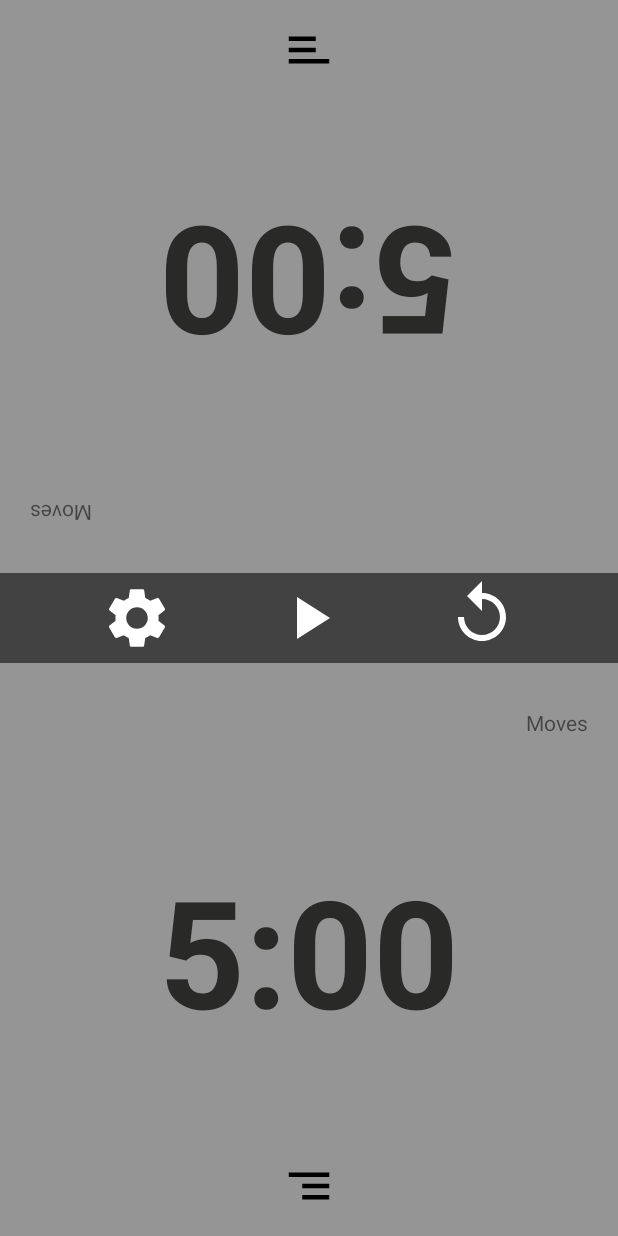
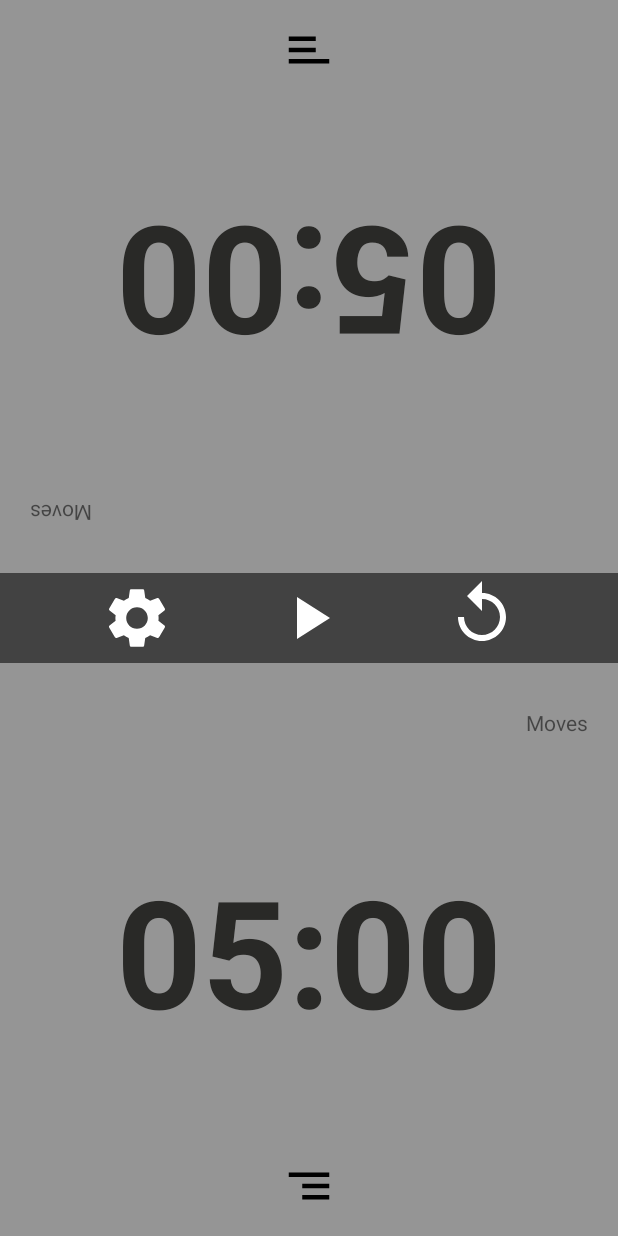
Before and after one commit to Zefer97/ChessApp, an Android app: the screen it shows after launch (MainActivity), on a phone screen of 412 x 824 dp. Run offline under Robolectric (Android 15) with nearby library versions, the phone set to English and light mode, and no system bars.

```diff
--- a/app/src/main/res/layout/activity_main.xml
+++ b/app/src/main/res/layout/activity_main.xml
@@ -27,7 +27,7 @@
             android:id="@+id/textButton1"
             android:layout_width="wrap_content"
             android:layout_height="wrap_content"
-            android:text="@string/_5_00"
+            android:text="@string/_05_00"
             android:textColor="#292927"
             android:textStyle="bold"
             android:textSize="100sp"
@@ -117,7 +117,7 @@
             android:id="@+id/textButton2"
             android:layout_width="wrap_content"
             android:layout_height="wrap_content"
-            android:text="@string/_5_00"
+            android:text="@string/_05_00"
             android:textColor="#292927"
             android:textStyle="bold"
             android:textSize="100sp"
--- a/app/src/main/res/values/strings.xml
+++ b/app/src/main/res/values/strings.xml
@@ -6,4 +6,5 @@
     <string name="amount_of_time_minutes">Amount Of Time (Min)</string>
     <string name="_5_00">5:00</string>
     <string name="moves">Moves</string>
+    <string name="_05_00">05:00</string>
 </resources>
```
Also changed, not shown: app/src/main/java/com/example/foodapp/MainActivity.kt (+22 -25 lines).
